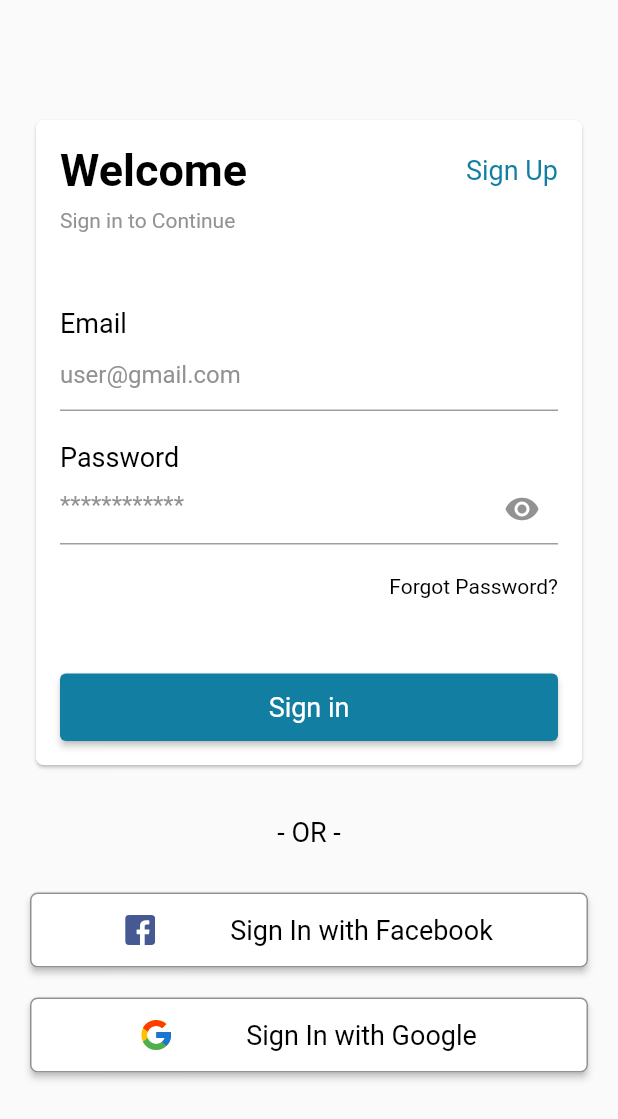
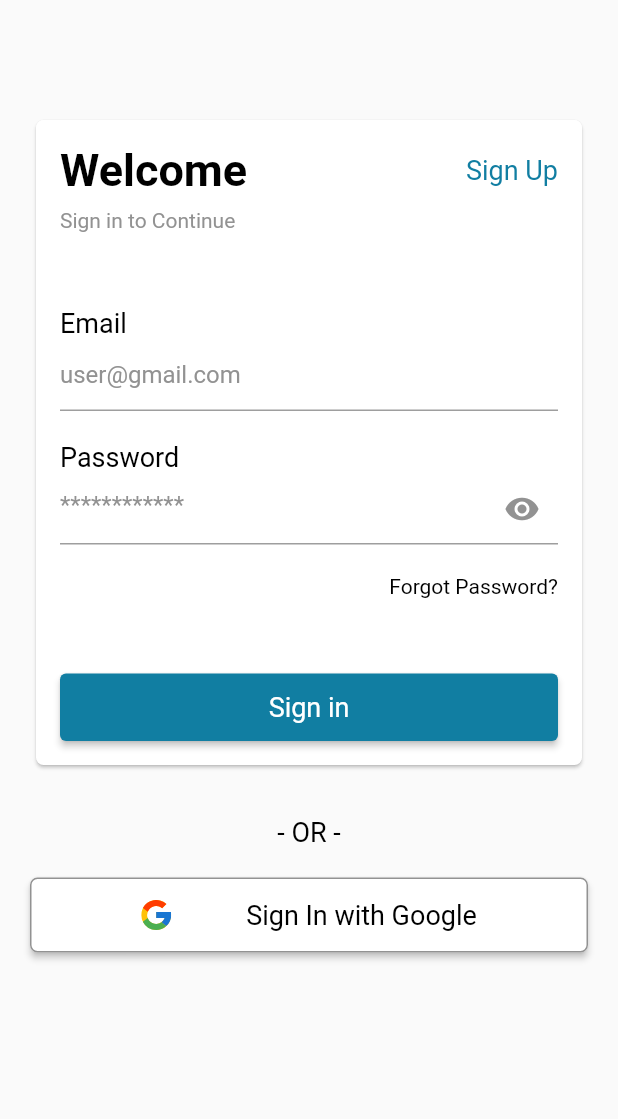
Before and after one commit to SaraNabil/getx_ecommerce, a Flutter app: the screen it shows after launch, on a phone screen of 412 x 824 dp. Shown: the top 1119 px of the screen. Run offline on Flutter 3.47's test engine with Material 2 defaults, Android fonts, the phone set to English and light mode, and no system bars; our stand-ins replace cloud_firestore, firebase_auth, firebase_core, flutter_svg, get, google_sign_in; missing offline and left inert: flutter_login_facebook; accounts and stored records are empty.

Commit message:
update project packages and remove facebook button

```diff
--- a/lib/view/login/login_screen.dart
+++ b/lib/view/login/login_screen.dart
@@ -5,12 +5,10 @@ import 'package:getx_ecommerce/view/login/widgets/login_card_widget.dart';
 import 'package:getx_ecommerce/view/shared_widgets/custom_button_with_icon_widget.dart';
 import 'package:getx_ecommerce/view/shared_widgets/custom_text_widget.dart';
 
-import '../../core/resources/colors_manager.dart';
 import '../../core/resources/images_manager.dart';
 
 class LoginScreen extends GetWidget<AuthViewModel> {
   const LoginScreen({Key? key}) : super(key: key);
-
 
   @override
   Widget build(BuildContext context) {
@@ -27,19 +25,25 @@ class LoginScreen extends GetWidget<AuthViewModel> {
           padding: const EdgeInsets.all(20),
           child: ListView(
             children: [
-              LoginCardWidget(formKey:formKey),
+              LoginCardWidget(formKey: formKey),
               const SizedBox(height: 30),
               const Align(
                 alignment: Alignment.center,
                 child: CustomTextWidget(text: '- OR -'),
               ),
-              const SizedBox(height: 30),
-              CustomButtonWithIconWidget(
-                  onPressed: () {
-                    controller.facebookSignInMethod();
-                  },
-                  title: 'Sign In with Facebook',
-                  icon: ImagesManager.facebook),
+              const Visibility(
+                visible: false,
+                child: SizedBox(height: 30),
+              ),
+              Visibility(
+                visible: false,
+                child: CustomButtonWithIconWidget(
+                    onPressed: () {
+                      controller.facebookSignInMethod();
+                    },
+                    title: 'Sign In with Facebook',
+                    icon: ImagesManager.facebook),
+              ),
               const SizedBox(height: 20),
               CustomButtonWithIconWidget(
                 onPressed: () {
```
Also changed, not shown: pubspec.yaml (+7 -7 lines), pubspec.lock, 4 other files.
